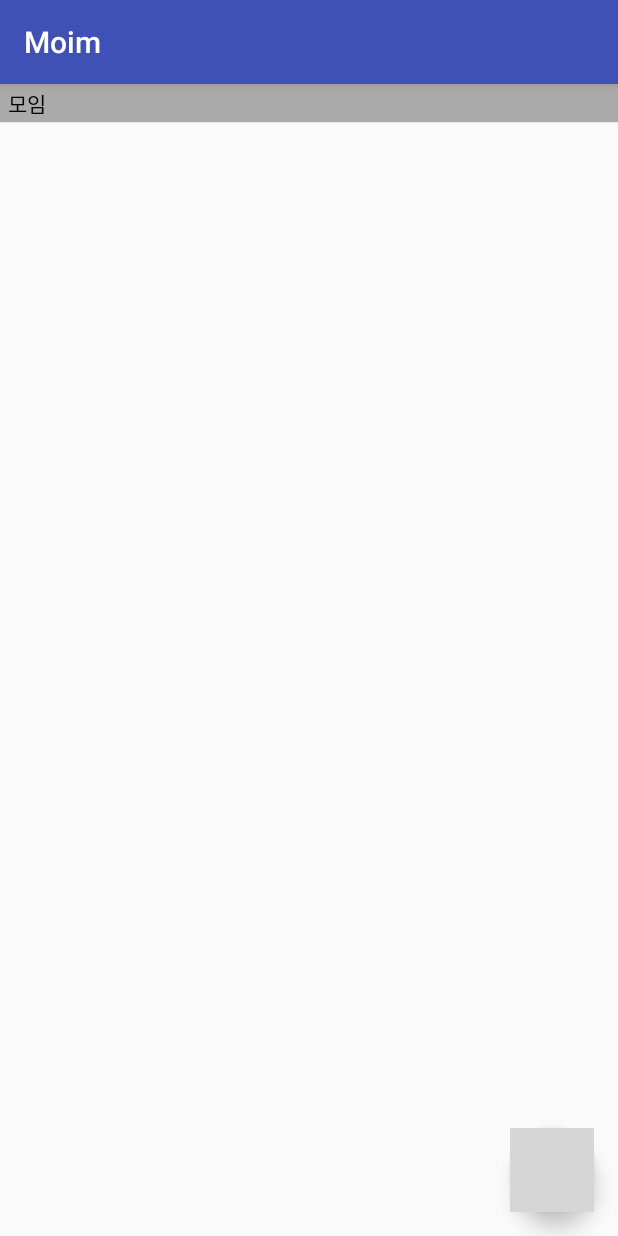
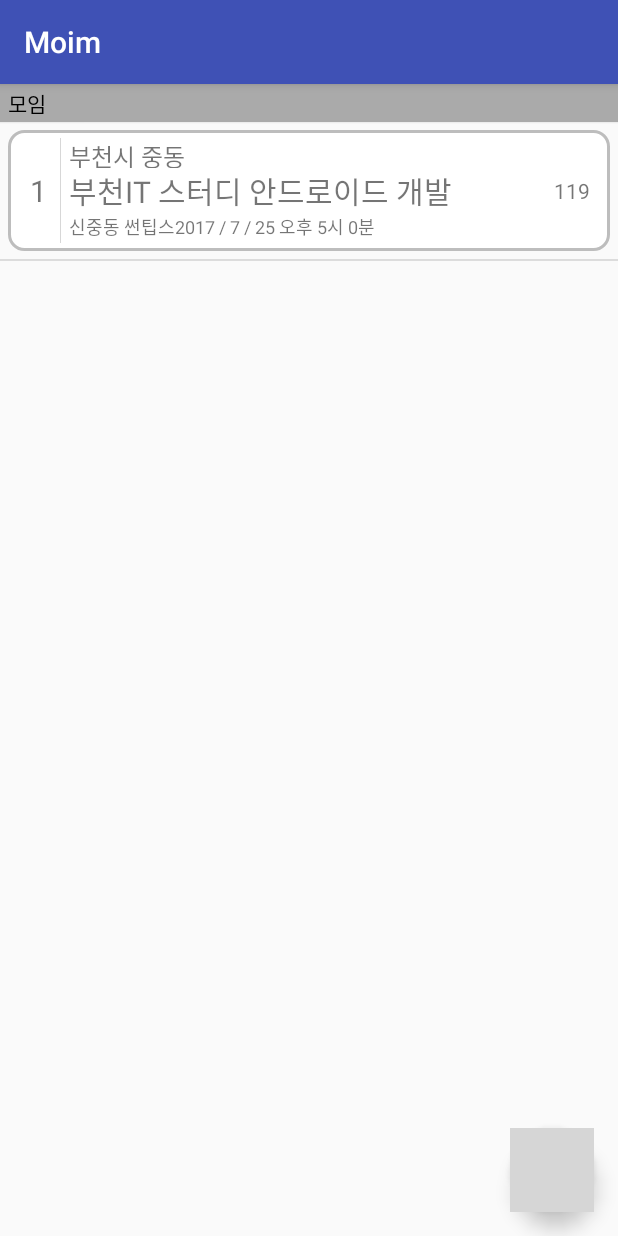
Before and after one commit to iamkimpj/Moim, an Android app: the fragment GroupFragment shown on its own in the app's theme, on a phone screen of 412 x 824 dp. Run offline under Robolectric (Android 15) with nearby library versions, the phone set to English and light mode, and no system bars; grey boxes are pictures that could not be loaded.

Commit message:
모임 리스트뷰 완성

```diff
--- a/app/src/main/java/com/moim/moim/group/GroupFragment.java
+++ b/app/src/main/java/com/moim/moim/group/GroupFragment.java
@@ -11,21 +11,35 @@ import android.view.LayoutInflater;
 import android.view.View;
 import android.view.ViewGroup;
 import android.widget.Button;
+import android.widget.ListView;
 
 import com.moim.moim.R;
 import com.moim.moim.group.Create.CreateGroup;
+import com.moim.moim.group.List.GroupListViewAdapter;
+import com.moim.moim.group.List.GroupListViewItem;
 import com.moim.moim.meet.CreateMeet;
 
 
 public class GroupFragment extends Fragment {
 
-
+    ListView listView;
+    GroupListViewAdapter adapter;
 
     @Override
     public View onCreateView(LayoutInflater inflater, @Nullable ViewGroup container,
                              @Nullable  Bundle savedInstanceState) {
         // Inflate the layout for this fragment
         View view = inflater.inflate(R.layout.fragment_group, container, false);
+
+        listView = (ListView) view.findViewById(R.id.grouplistview);
+
+        adapter = new GroupListViewAdapter();
+
+
+        adapter.addItem(new GroupListViewItem(1,119,"부천시 중동","부천IT 스터디 안드로이드 개발","2017 / 7 / 25 오후 5시 0분","신중동 썬팁스"));
+
+
+        listView.setAdapter(adapter);
 
         FloatingActionButton btnCreateMeeting = (FloatingActionButton) view.findViewById( R.id.btn_create_group );
         btnCreateMeeting.setOnClickListener( new Button.OnClickListener() {
--- a/app/src/main/java/com/moim/moim/group/List/GroupListViewAdapter.java
+++ b/app/src/main/java/com/moim/moim/group/List/GroupListViewAdapter.java
@@ -1,10 +1,58 @@
 package com.moim.moim.group.List;
 
+import android.view.View;
+import android.view.ViewGroup;
 import android.widget.BaseAdapter;
+
+import java.util.ArrayList;
 
 /**
  * Created by developer on 2017. 8. 13..
  */
 
-//public class GroupListViewAdapter extends BaseAdapter {
-//}
+public class GroupListViewAdapter extends BaseAdapter {
+
+    // Adapter에 추가된 데이터를 저장하기 위한 ArrayList
+    private ArrayList<GroupListViewItem> items = new ArrayList<GroupListViewItem>() ;
+
+    // Adapter에 사용되는 데이터의 개수를 리턴. : 필수 구현
+    @Override
+    public int getCount() {
+        return items.size() ;
+    }
+
+    public void addItem(GroupListViewItem item){
+        items.add(item);
+    }
+    @Override
+    public Object getItem(int position){
+//        Log.d("test", position + "" );
+        return items.get(position);
+    }
+
+    @Override
+    public long getItemId(int position){
+        return position;
+    }
+
+    // position에 위치한 데이터를 화면에 출력하는데 사용될 View를 리턴. : 필수 구현
+    @Override
+    public View getView(int position, View convertView, ViewGroup viewGroup) {
+
+        //MeetListviewItemView view = new MeetListviewItemView(  );
+
+        GroupListViewItemView view = new GroupListViewItemView( viewGroup.getContext() );
+
+        GroupListViewItem item = items.get(position);
+        view.setgOrder_num(item.gOrder_num);
+        view.setgUser_num(item.gUser_num);
+        view.setgLocal(item.gLocal);
+        view.setgTitle(item.gTitle);
+        view.setgmTodaytime(item.gmTodaytime);
+        view.setgmPlace(item.gmPlace);
+
+        return view;
+
+
+    }
+}
--- a/app/src/main/java/com/moim/moim/group/List/GroupListViewItem.java
+++ b/app/src/main/java/com/moim/moim/group/List/GroupListViewItem.java
@@ -5,4 +5,22 @@ package com.moim.moim.group.List;
  */
 
 public class GroupListViewItem {
+    int gOrder_num;
+    int gUser_num;
+    String gLocal;
+    String gTitle;
+
+    /** 최근정모 Meet 관련 정모 한줄 불러오기 **/
+    String gmTodaytime;
+    String gmPlace;
+
+    public GroupListViewItem(int gOrder_num,int gUser_num, String gLocal, String gTitle, String gmTodaytime, String gmPlace){
+        this.gOrder_num = gOrder_num;
+        this.gUser_num = gUser_num;
+        this.gLocal = gLocal;
+        this.gTitle = gTitle;
+        this.gmTodaytime = gmTodaytime;
+        this.gmPlace = gmPlace;
+
+    }
 }
--- a/app/src/main/java/com/moim/moim/group/List/GroupListViewItemView.java
+++ b/app/src/main/java/com/moim/moim/group/List/GroupListViewItemView.java
@@ -1,10 +1,61 @@
 package com.moim.moim.group.List;
 
+import android.content.Context;
+import android.util.AttributeSet;
+import android.view.LayoutInflater;
+import android.widget.ImageView;
 import android.widget.LinearLayout;
+import android.widget.TextView;
 
-/**
- * Created by developer on 2017. 8. 13..
- */
+import com.moim.moim.R;
 
-//public class GroupListViewItemView extends LinearLayout {
-//}
+public class GroupListViewItemView extends LinearLayout{
+    TextView textView;
+    TextView textView1;
+    TextView textView2;
+    TextView textView3;
+    TextView textView4;
+    TextView textView5;
+
+    public GroupListViewItemView(Context context){
+        super(context);
+        init(getContext());
+    }
+
+    public GroupListViewItemView(Context context, AttributeSet attrs){
+        super(context, attrs);
+        init(context);
+    }
+    public void init(Context context) {
+        LayoutInflater inflater = (LayoutInflater)
+                context.getSystemService(Context.LAYOUT_INFLATER_SERVICE);
+        inflater.inflate(R.layout.group_listview, this, true);
+
+        textView = (TextView) findViewById(R.id.gtextView);
+        textView1 = (TextView) findViewById(R.id.textView1);
+        textView2 = (TextView) findViewById(R.id.textView2);
+        textView3 = (TextView) findViewById(R.id.textView3);
+        textView4 = (TextView) findViewById(R.id.textView4);
+        textView5 = (TextView) findViewById(R.id.textView5);
+
+    }
+    public void setgOrder_num(int gOrder_num){
+        textView.setText(gOrder_num+"");
+    }
+    public void setgUser_num(int gUser_num){
+        textView4.setText(gUser_num+"");
+    }
+    public void setgLocal(String gLocal){
+        textView1.setText(gLocal);
+    }
+    public void setgTitle(String gTitle){
+        textView2.setText(gTitle);
+    }
+    public void setgmTodaytime(String gmTodaytime){
+        textView5.setText(gmTodaytime);
+    }
+    public void setgmPlace(String gmPlace){
+        textView3.setText(gmPlace);
+    }
+
+}
--- a/app/src/main/res/layout/fragment_group.xml
+++ b/app/src/main/res/layout/fragment_group.xml
@@ -33,7 +33,7 @@
 
 
         <ListView
-            android:id="@+id/meetlistview"
+            android:id="@+id/grouplistview"
             android:layout_width="match_parent"
             android:layout_height="match_parent"
             android:choiceMode="singleChoice" />
--- a/app/src/main/res/layout/group_listview.xml
+++ b/app/src/main/res/layout/group_listview.xml
@@ -1,11 +1,15 @@
 <?xml version="1.0" encoding="utf-8"?>
-<LinearLayout xmlns:android="http://schemas.android.com/apk/res/android"
+<FrameLayout xmlns:android="http://schemas.android.com/apk/res/android"
+    xmlns:app="http://schemas.android.com/apk/res-auto"
+    xmlns:tools="http://schemas.android.com/tools"
     android:layout_width="match_parent"
-    android:layout_height="wrap_content">
+    android:layout_height="match_parent"
+    android:id="@+id/fragment_group"
+    tools:context="com.moim.moim.group.GroupFragment">
 
     <RelativeLayout
         android:layout_width="match_parent"
-        android:layout_height="match_parent"
+        android:layout_height="wrap_content"
         android:layout_margin="5dp"
         android:background="@drawable/border_radius"
         android:padding="5dp">
@@ -21,7 +25,7 @@
                 android:orientation="vertical">
 
                 <TextView
-                    android:id="@+id/textView2"
+                    android:id="@+id/gtextView"
                     android:layout_width="match_parent"
                     android:layout_height="50dp"
                     android:layout_weight="1"
@@ -39,7 +43,7 @@
                 android:orientation="vertical">
 
                 <TextView
-                    android:id="@+id/textView6"
+                    android:id="@+id/textView1"
                     android:layout_width="match_parent"
                     android:layout_height="20dp"
                     android:paddingLeft="5dp"
@@ -47,7 +51,7 @@
                     android:textSize="16dp" />
 
                 <TextView
-                    android:id="@+id/textView5"
+                    android:id="@+id/textView2"
                     android:layout_width="match_parent"
                     android:layout_height="30dp"
                     android:gravity="center_vertical"
@@ -55,13 +59,27 @@
                     android:text="부천IT 스터디모임"
                     android:textSize="20dp" />
 
-                <TextView
-                    android:id="@+id/textView4"
+                <LinearLayout
                     android:layout_width="match_parent"
-                    android:layout_height="20dp"
-                    android:paddingLeft="5dp"
-                    android:text="정모가 있을때 표시 EX) 다음정보 : 2017/8/15 썬팁스"
-                    android:textSize="12dp" />
+                    android:layout_height="match_parent"
+                    android:orientation="horizontal">
+
+                    <TextView
+                        android:id="@+id/textView3"
+                        android:layout_width="wrap_content"
+                        android:layout_height="20dp"
+                        android:paddingLeft="5dp"
+                        android:text="다음정보 : 2017/8/15 "
+                        android:textSize="12dp" />
+
+                    <TextView
+                        android:id="@+id/textView5"
+                        android:layout_width="wrap_content"
+                        android:layout_height="20dp"
+                        android:text="썬팁스"
+                        android:textSize="12dp"/>
+                </LinearLayout>
+
             </LinearLayout>
 
             <LinearLayout
@@ -70,11 +88,10 @@
                 android:orientation="vertical">
 
                 <TextView
-                    android:id="@+id/textView2"
+                    android:id="@+id/textView4"
                     android:layout_width="match_parent"
                     android:layout_height="50dp"
                     android:layout_weight="1"
-                    android:background="@drawable/border_right"
                     android:gravity="center"
                     android:text="120명"
                     android:textSize="14dp" />
@@ -85,4 +102,4 @@
 
     </RelativeLayout>
 
-</LinearLayout>
+</FrameLayout>
```
